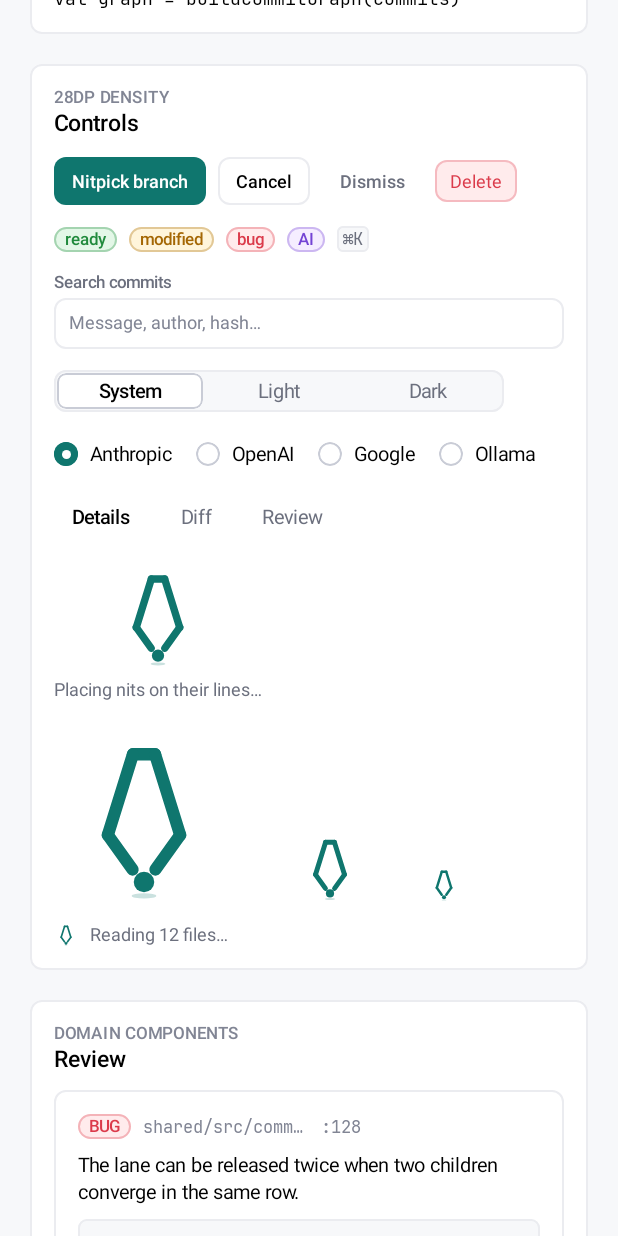
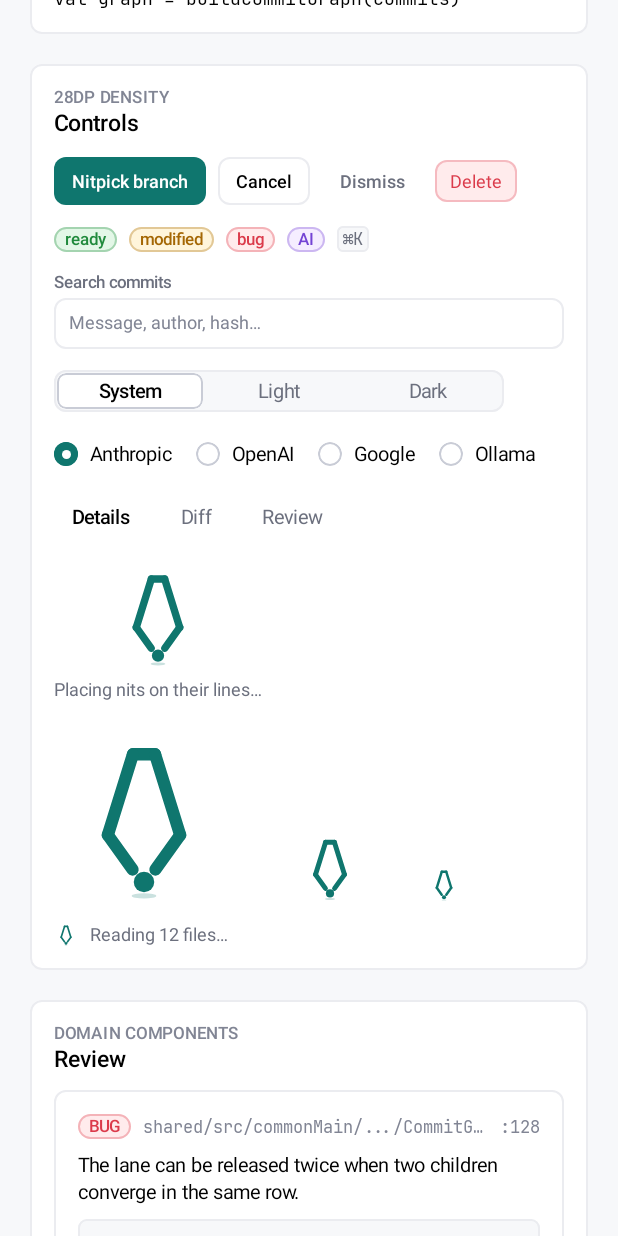
Before and after one commit to Nitpick-org/nitpick-core, an Android app built with Jetpack Compose: the @Preview function DesignSystemCatalogLightPreview, scrolled down 576 dp, on a phone screen of 412 x 824 dp. Run offline under Robolectric (Android 15) with nearby library versions, the phone set to English and light mode, and no system bars; our stand-ins replace Compose Multiplatform resources.

Commit message:
fix(review): the path takes the whole remaining width, the line number is measured first

```diff
--- a/shared/src/commonMain/kotlin/dev/nitpick/app/ui/components/NitpickReview.kt
+++ b/shared/src/commonMain/kotlin/dev/nitpick/app/ui/components/NitpickReview.kt
@@ -12,7 +12,6 @@ import androidx.compose.foundation.layout.width
 import androidx.compose.foundation.shape.RoundedCornerShape
 import androidx.compose.material3.Surface
 import androidx.compose.material3.Text
-import androidx.compose.foundation.layout.Spacer
 import androidx.compose.ui.graphics.Color
 import androidx.compose.runtime.Composable
 import androidx.compose.ui.Alignment
@@ -68,7 +67,7 @@ fun ReviewCommentCard(
                 maxLines = 1,
                 softWrap = false,
                 overflow = TextOverflow.Ellipsis,
-                modifier = Modifier.weight(1f, fill = false),
+                modifier = Modifier.weight(1f),
             )
             Text(
                 text = if (line == 0) "· ${stringResource(Res.string.review_whole_file)}" else ":$line",
@@ -77,7 +76,6 @@ fun ReviewCommentCard(
                 maxLines = 1,
                 softWrap = false,
             )
-            Spacer(Modifier.weight(1f))
             if (onDismiss != null) {
                 NitpickButton(
                     text = stringResource(Res.string.review_dismiss),
```
